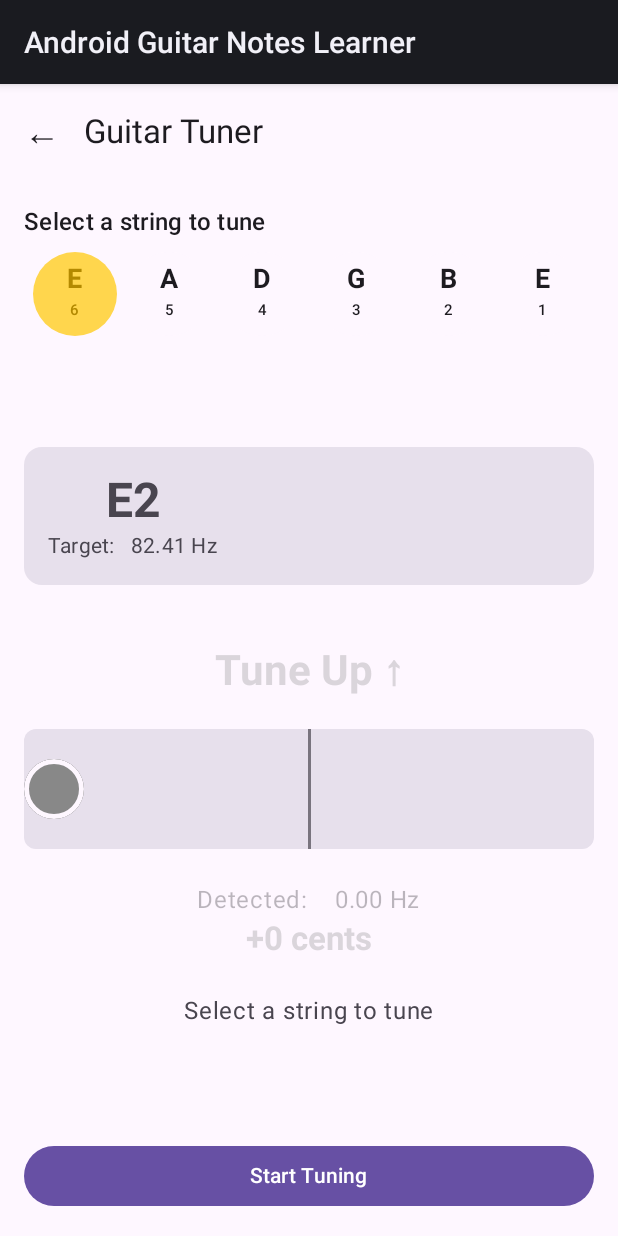
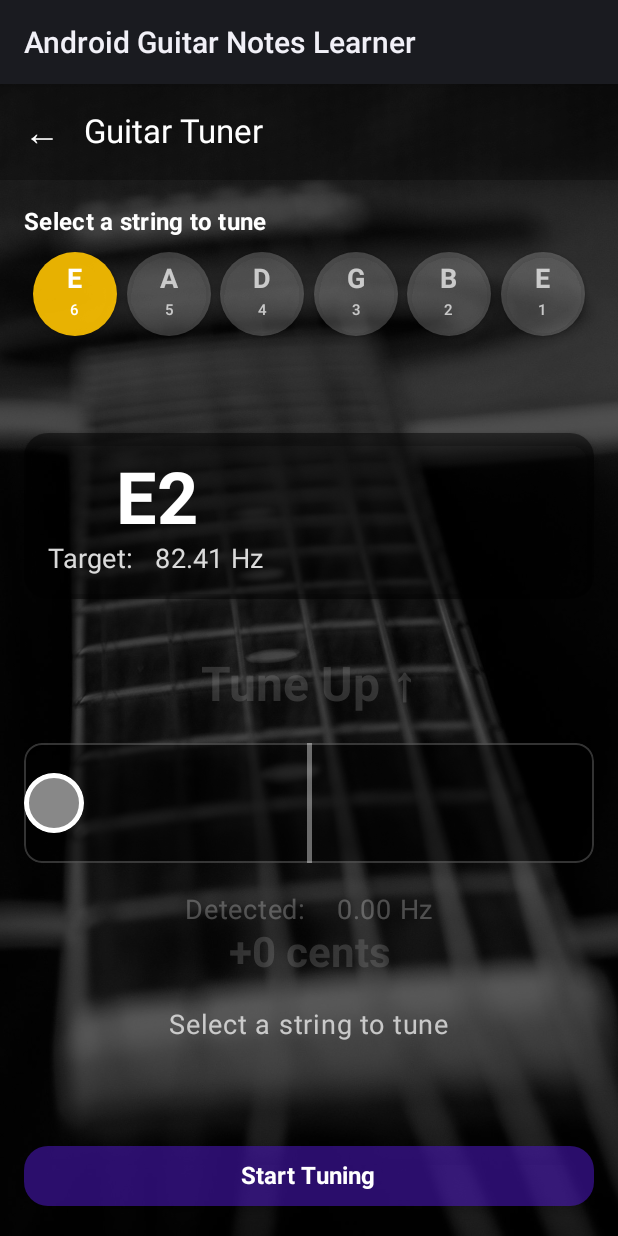
Before and after one commit to tobi01001/android-guitar-notes-learner, an Android app built with Jetpack Compose: the screen it shows after launch (MainActivity), after a tap on "Tuner", on a phone screen of 412 x 824 dp. Run offline under Robolectric (Android 15) with nearby library versions, the phone set to English and light mode, and no system bars.

Commit message:
Apply dark guitar background and enhanced styling to Tuner screen
Co-authored-by: tobi01001 <1083336+tobi01001@users.noreply.github.com>

```diff
--- a/app/src/main/java/com/androidguitarnotes/app/tuner/TunerScreen.kt
+++ b/app/src/main/java/com/androidguitarnotes/app/tuner/TunerScreen.kt
@@ -5,6 +5,7 @@ import androidx.activity.compose.rememberLauncherForActivityResult
 import androidx.activity.result.contract.ActivityResultContracts
 import androidx.compose.animation.animateColorAsState
 import androidx.compose.animation.core.*
+import androidx.compose.foundation.Image
 import androidx.compose.foundation.background
 import androidx.compose.foundation.border
 import androidx.compose.foundation.layout.*
@@ -16,7 +17,9 @@ import androidx.compose.ui.Alignment
 import androidx.compose.ui.Modifier
 import androidx.compose.ui.draw.clip
 import androidx.compose.ui.graphics.Color
+import androidx.compose.ui.layout.ContentScale
 import androidx.compose.ui.platform.LocalContext
+import androidx.compose.ui.res.painterResource
 import androidx.compose.ui.res.stringResource
 import androidx.compose.ui.text.font.FontWeight
 import androidx.compose.ui.unit.dp
@@ -93,21 +96,55 @@ fun TunerScreen(
     // Keep screen on while listening
     KeepScreenOn(enabled = state.isListening)
 
+    Box(
+        modifier = modifier.fillMaxSize(),
+    ) {
+        // Full-screen guitar fretboard background
+        // Image credit: Photo by Peter Jarkuliš (https://www.pexels.com/@peter-jarkulis-87581/)
+        // Source: https://www.pexels.com/photo/black-acoustic-guitar-287202/
+        Image(
+            painter = painterResource(id = R.drawable.background),
+            contentDescription = null,
+            modifier = Modifier.fillMaxSize(),
+            contentScale = ContentScale.Crop,
+        )
+
+        // Semi-transparent overlay to ensure content visibility
+        Box(
+            modifier =
+                Modifier
+                    .fillMaxSize()
+                    .background(NoteColors.getBackgroundOverlayColor()),
+        )
+
+        // Content layer
         Scaffold(
+            containerColor = Color.Transparent,
             topBar = {
                 TopAppBar(
-                title = { Text(stringResource(R.string.tuner_title)) },
+                    title = {
+                        Text(
+                            stringResource(R.string.tuner_title),
+                            color = Color.White,
+                        )
+                    },
                     navigationIcon = {
                         IconButton(onClick = onBack) {
-                        Text("←", fontSize = 24.sp)
+                            Text("←", fontSize = 24.sp, color = Color.White)
                         }
                     },
+                    colors =
+                        TopAppBarDefaults.topAppBarColors(
+                            containerColor = Color.Black.copy(alpha = 0.3f),
+                            titleContentColor = Color.White,
+                            navigationIconContentColor = Color.White,
+                        ),
                 )
             },
         ) { padding ->
             Column(
                 modifier =
-                modifier
+                    Modifier
                         .fillMaxSize()
                         .padding(padding)
                         .padding(16.dp),
@@ -136,6 +173,17 @@ fun TunerScreen(
                         }
                     },
                     modifier = Modifier.fillMaxWidth(),
+                    colors =
+                        ButtonDefaults.buttonColors(
+                            containerColor = NoteColors.getAccessibleButtonColorFor("Tuner").copy(alpha = 0.6f),
+                            contentColor = Color.White,
+                        ),
+                    shape = RoundedCornerShape(16.dp),
+                    elevation =
+                        ButtonDefaults.buttonElevation(
+                            defaultElevation = 4.dp,
+                            pressedElevation = 8.dp,
+                        ),
                 ) {
                     Text(
                         if (state.isListening) {
@@ -143,7 +191,10 @@ fun TunerScreen(
                         } else {
                             stringResource(R.string.start_tuning)
                         },
+                        fontSize = 16.sp,
+                        fontWeight = FontWeight.Bold,
                     )
+                }
             }
         }
     }
@@ -163,6 +214,8 @@ private fun StringSelector(
         Text(
             stringResource(R.string.select_string_to_tune),
             style = MaterialTheme.typography.titleMedium,
+            color = Color.White,
+            fontWeight = FontWeight.Bold,
         )
         Spacer(modifier = Modifier.height(8.dp))
         Row(
@@ -192,16 +245,16 @@ private fun StringButton(
 ) {
     val backgroundColor =
         if (isSelected) {
-            NoteColors.getLightColorForNote(guitarString.noteName)
+            NoteColors.getColorForNote(guitarString.noteName).copy(alpha = 0.9f)
         } else {
-            MaterialTheme.colorScheme.surface
+            Color.White.copy(alpha = 0.2f)
         }
 
     val contentColor =
         if (isSelected) {
-            NoteColors.getDarkColorForNote(guitarString.noteName)
+            Color.White
         } else {
-            MaterialTheme.colorScheme.onSurface
+            Color.White.copy(alpha = 0.7f)
         }
 
     Button(
@@ -216,6 +269,11 @@ private fun StringButton(
             ),
         shape = CircleShape,
         contentPadding = PaddingValues(0.dp),
+        elevation =
+            ButtonDefaults.buttonElevation(
+                defaultElevation = if (isSelected) 4.dp else 2.dp,
+                pressedElevation = 8.dp,
+            ),
     ) {
         Column(
             horizontalAlignment = Alignment.CenterHorizontally,
@@ -252,8 +310,10 @@ private fun TuningIndicator(
             modifier = Modifier.fillMaxWidth(),
             colors =
                 CardDefaults.cardColors(
-                    containerColor = MaterialTheme.colorScheme.surfaceVariant,
+                    containerColor = Color.Black.copy(alpha = 0.5f),
                 ),
+            shape = RoundedCornerShape(16.dp),
+            elevation = CardDefaults.cardElevation(defaultElevation = 4.dp),
         ) {
             Column(
                 modifier = Modifier.padding(16.dp),
@@ -267,11 +327,14 @@ private fun TuningIndicator(
                     ),
                     style = MaterialTheme.typography.headlineLarge,
                     fontWeight = FontWeight.Bold,
+                    color = Color.White,
+                    fontSize = 48.sp,
                 )
                 Text(
                     stringResource(R.string.target_frequency, state.selectedString.frequency),
                     style = MaterialTheme.typography.bodyMedium,
-                    color = MaterialTheme.colorScheme.onSurfaceVariant,
+                    color = Color.White.copy(alpha = 0.85f),
+                    fontSize = 18.sp,
                 )
             }
         }
@@ -295,7 +358,8 @@ private fun TuningIndicator(
                         stringResource(R.string.select_string_to_tune)
                     },
                     style = MaterialTheme.typography.bodyLarge,
-                    color = MaterialTheme.colorScheme.onSurfaceVariant,
+                    color = Color.White.copy(alpha = 0.7f),
+                    fontSize = 18.sp,
                 )
             }
             is TuningStatus.Detecting -> {
@@ -307,7 +371,8 @@ private fun TuningIndicator(
                 Text(
                     stringResource(R.string.sound_detecting),
                     style = MaterialTheme.typography.bodyLarge,
-                    color = MaterialTheme.colorScheme.onSurfaceVariant,
+                    color = Color.White.copy(alpha = 0.7f),
+                    fontSize = 18.sp,
                 )
             }
         }
@@ -331,14 +396,26 @@ private fun TuningGauge(
     val isTooFlat = cents != null && cents < -TunerConstants.IN_TUNE_THRESHOLD_CENTS
     val isTooSharp = cents != null && cents > TunerConstants.IN_TUNE_THRESHOLD_CENTS
 
-    // Animate the indicator color
+    // Enhanced color coding for tuning status
+    val inTuneColor = Color(0xFF4CAF50) // Green
+    val slightlyFlatColor = Color(0xFFFF9800) // Orange
+    val slightlySharpColor = Color(0xFF2196F3) // Blue
+    val veryFlatColor = Color(0xFFF44336) // Red
+    val verySharpColor = Color(0xFF3F51B5) // Indigo
+
+    // Animate the indicator color with enhanced status indicators
     val indicatorColor by animateColorAsState(
         targetValue =
             when {
                 !isDetecting -> Color.Gray // Grey when not detecting
-                isInTune -> Color(0xFF4CAF50) // Green
-                else -> Color(0xFFFF9800) // Orange
+                isInTune -> inTuneColor // Green - in tune
+                cents != null && cents < -15 -> veryFlatColor // Red - very flat
+                cents != null && cents < 0 -> slightlyFlatColor // Orange - slightly flat
+                cents != null && cents < 15 -> slightlySharpColor // Blue - slightly sharp
+                cents != null -> verySharpColor // Indigo - very sharp
+                else -> Color.Gray
             },
+        animationSpec = tween(durationMillis = 300),
         label = "indicatorColor",
     )
 
@@ -374,6 +451,7 @@ private fun TuningGauge(
                 style = MaterialTheme.typography.headlineMedium,
                 color = indicatorColor.copy(alpha = statusAlpha),
                 fontWeight = FontWeight.Bold,
+                fontSize = 32.sp,
             )
         }
 
@@ -403,7 +481,8 @@ private fun TuningGauge(
                         detectedFrequency ?: 0.0,
                     ),
                     style = MaterialTheme.typography.bodyLarge,
-                    color = MaterialTheme.colorScheme.onSurface.copy(alpha = numericAlpha),
+                    color = Color.White.copy(alpha = numericAlpha * 0.85f),
+                    fontSize = 18.sp,
                 )
                 Text(
                     stringResource(
@@ -413,6 +492,7 @@ private fun TuningGauge(
                     style = MaterialTheme.typography.titleLarge,
                     fontWeight = FontWeight.Bold,
                     color = indicatorColor.copy(alpha = numericAlpha),
+                    fontSize = 28.sp,
                 )
             }
         }
@@ -447,8 +527,9 @@ private fun CentsDeviationBar(
             modifier
                 .fillMaxWidth()
                 .height(80.dp)
-                .clip(RoundedCornerShape(8.dp))
-                .background(MaterialTheme.colorScheme.surfaceVariant),
+                .clip(RoundedCornerShape(12.dp))
+                .background(Color.Black.copy(alpha = 0.5f))
+                .border(1.dp, Color.White.copy(alpha = 0.2f), RoundedCornerShape(12.dp)),
     ) {
         val containerWidth = maxWidth
         val indicatorSize = 40.dp
@@ -458,10 +539,10 @@ private fun CentsDeviationBar(
         Box(
             modifier =
                 Modifier
-                    .width(2.dp)
+                    .width(3.dp)
                     .fillMaxHeight()
                     .align(Alignment.Center)
-                    .background(MaterialTheme.colorScheme.outline),
+                    .background(Color.White.copy(alpha = 0.4f)),
         )
 
         // Indicator
@@ -473,7 +554,7 @@ private fun CentsDeviationBar(
                     .offset(x = offsetX)
                     .clip(CircleShape)
                     .background(color)
-                    .border(3.dp, MaterialTheme.colorScheme.surface, CircleShape),
+                    .border(3.dp, Color.White, CircleShape),
         )
     }
 }
--- a/app/src/main/java/com/androidguitarnotes/app/ui/NoteColors.kt
+++ b/app/src/main/java/com/androidguitarnotes/app/ui/NoteColors.kt
@@ -91,4 +91,10 @@ object NoteColors {
             "Notes Played" -> getDarkColorForNote("G")
             else -> getDarkColorForNote("C")
         }
+
+    /**
+     * Returns the standard background overlay color used across the app.
+     * This provides a consistent semi-transparent overlay (0.6f alpha) for readability.
+     */
+    fun getBackgroundOverlayColor(): Color = Color.Black.copy(alpha = 0.6f)
 }
```
Lines whose indentation alone changed are shown as unchanged.
